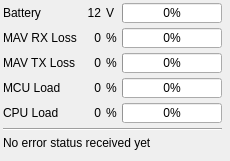
Old version of the form src/ui/UASInfo.ui in the repository tompla-jp/qgroundcontrol.
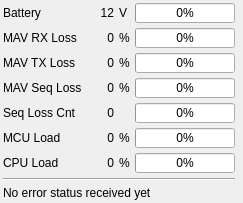
New version of the form.

Commit message: Show mavlink sequence number packet loss in UI

Diff of the .ui file:
```diff
--- a/src/ui/UASInfo.ui
+++ b/src/ui/UASInfo.ui
@@ -6,7 +6,7 @@
    <rect>
     <x>0</x>
     <y>0</y>
-    <width>230</width>
+    <width>243</width>
     <height>161</height>
    </rect>
   </property>
@@ -16,8 +16,17 @@
   <property name="styleSheet">
    <string notr="true"/>
   </property>
-  <layout class="QGridLayout" name="gridLayout" rowstretch="0,0,0,0,0,0,0,100" columnstretch="0,0,0,0,0,0,0">
-   <property name="margin">
+  <layout class="QGridLayout" name="gridLayout" rowstretch="0,0,0,0,0,0,0,100,0" columnstretch="0,0,0,0,0,0,0">
+   <property name="leftMargin">
+    <number>3</number>
+   </property>
+   <property name="topMargin">
+    <number>3</number>
+   </property>
+   <property name="rightMargin">
+    <number>3</number>
+   </property>
+   <property name="bottomMargin">
     <number>3</number>
    </property>
    <property name="spacing">
@@ -288,13 +297,185 @@
     </widget>
    </item>
    <item row="3" column="0">
+    <widget class="QLabel" name="label_seq">
+     <property name="text">
+      <string>MAV Seq Loss</string>
+     </property>
+    </widget>
+   </item>
+   <item row="3" column="1">
+    <spacer name="horizontalSpacer_seq">
+     <property name="orientation">
+      <enum>Qt::Horizontal</enum>
+     </property>
+     <property name="sizeType">
+      <enum>QSizePolicy::Maximum</enum>
+     </property>
+     <property name="sizeHint" stdset="0">
+      <size>
+       <width>13</width>
+       <height>15</height>
+      </size>
+     </property>
+    </spacer>
+   </item>
+   <item row="3" column="2">
+    <widget class="QLabel" name="seqLossLabel">
+     <property name="text">
+      <string>0</string>
+     </property>
+     <property name="textFormat">
+      <enum>Qt::AutoText</enum>
+     </property>
+     <property name="alignment">
+      <set>Qt::AlignRight|Qt::AlignTrailing|Qt::AlignVCenter</set>
+     </property>
+    </widget>
+   </item>
+   <item row="3" column="3">
+    <widget class="QLabel" name="label_seq1">
+     <property name="text">
+      <string>%</string>
+     </property>
+     <property name="textFormat">
+      <enum>Qt::AutoText</enum>
+     </property>
+     <property name="alignment">
+      <set>Qt::AlignLeading|Qt::AlignLeft|Qt::AlignVCenter</set>
+     </property>
+    </widget>
+   </item>
+   <item row="3" column="4" colspan="2">
+    <widget class="QProgressBar" name="seqLossBar">
+     <property name="sizePolicy">
+      <sizepolicy hsizetype="MinimumExpanding" vsizetype="Fixed">
+       <horstretch>10</horstretch>
+       <verstretch>18</verstretch>
+      </sizepolicy>
+     </property>
+     <property name="minimumSize">
+      <size>
+       <width>100</width>
+       <height>0</height>
+      </size>
+     </property>
+     <property name="maximumSize">
+      <size>
+       <width>16777215</width>
+       <height>20</height>
+      </size>
+     </property>
+     <property name="baseSize">
+      <size>
+       <width>0</width>
+       <height>18</height>
+      </size>
+     </property>
+     <property name="value">
+      <number>0</number>
+     </property>
+     <property name="textVisible">
+      <bool>true</bool>
+     </property>
+     <property name="format">
+      <string>%p%</string>
+     </property>
+    </widget>
+   </item>
+   <item row="4" column="0">
+       <widget class="QLabel" name="label_seqcnt">
+           <property name="text">
+               <string>Seq Loss Cnt</string>
+           </property>
+       </widget>
+   </item>
+   <item row="4" column="1">
+       <spacer name="horizontalSpacer_seqcnt">
+           <property name="orientation">
+               <enum>Qt::Horizontal</enum>
+           </property>
+           <property name="sizeType">
+               <enum>QSizePolicy::Maximum</enum>
+           </property>
+           <property name="sizeHint" stdset="0">
+               <size>
+                   <width>13</width>
+                   <height>15</height>
+               </size>
+           </property>
+       </spacer>
+   </item>
+   <item row="4" column="2">
+       <widget class="QLabel" name="seqcntLossLabel">
+           <property name="text">
+               <string>0</string>
+           </property>
+           <property name="textFormat">
+               <enum>Qt::AutoText</enum>
+           </property>
+           <property name="alignment">
+               <set>Qt::AlignRight|Qt::AlignTrailing|Qt::AlignVCenter</set>
+           </property>
+       </widget>
+   </item>
+   <item row="4" column="3">
+       <widget class="QLabel" name="label_seqcnt1">
+           <property name="text">
+               <string></string>
+           </property>
+           <property name="textFormat">
+               <enum>Qt::AutoText</enum>
+           </property>
+           <property name="alignment">
+               <set>Qt::AlignLeading|Qt::AlignLeft|Qt::AlignVCenter</set>
+           </property>
+       </widget>
+   </item>
+   <item row="4" column="4" colspan="2">
+       <widget class="QProgressBar" name="seqcntLossBar">
+           <property name="sizePolicy">
+               <sizepolicy hsizetype="MinimumExpanding" vsizetype="Fixed">
+                   <horstretch>10</horstretch>
+                   <verstretch>18</verstretch>
+               </sizepolicy>
+           </property>
+           <property name="minimumSize">
+               <size>
+                   <width>100</width>
+                   <height>0</height>
+               </size>
+           </property>
+           <property name="maximumSize">
+               <size>
+                   <width>16777215</width>
+                   <height>20</height>
+               </size>
+           </property>
+           <property name="baseSize">
+               <size>
+                   <width>0</width>
+                   <height>18</height>
+               </size>
+           </property>
+           <property name="value">
+               <number>0</number>
+           </property>
+           <property name="textVisible">
+               <bool>true</bool>
+           </property>
+           <property name="format">
+               <string>%p%</string>
+           </property>
+       </widget>
+   </item>
+   <item row="5" column="0">
     <widget class="QLabel" name="label_3">
      <property name="text">
       <string>MCU Load</string>
      </property>
     </widget>
    </item>
-   <item row="3" column="1">
+   <item row="5" column="1">
     <spacer name="horizontalSpacer_4">
      <property name="orientation">
       <enum>Qt::Horizontal</enum>
@@ -310,7 +491,7 @@
      </property>
     </spacer>
    </item>
-   <item row="3" column="2">
+   <item row="5" column="2">
     <widget class="QLabel" name="loadLabel">
      <property name="text">
       <string>0</string>
@@ -323,7 +504,7 @@
      </property>
     </widget>
    </item>
-   <item row="3" column="3">
+   <item row="5" column="3">
     <widget class="QLabel" name="label_9">
      <property name="text">
       <string>%</string>
@@ -336,7 +517,7 @@
      </property>
     </widget>
    </item>
-   <item row="3" column="4" colspan="2">
+   <item row="5" column="4" colspan="2">
     <widget class="QProgressBar" name="loadBar">
      <property name="sizePolicy">
       <sizepolicy hsizetype="MinimumExpanding" vsizetype="Fixed">
@@ -373,44 +554,27 @@
      </property>
     </widget>
    </item>
-   <item row="5" column="0" colspan="6">
-    <widget class="Line" name="line">
-     <property name="orientation">
-      <enum>Qt::Horizontal</enum>
-     </property>
-    </widget>
-   </item>
-   <item row="7" column="0" colspan="7">
-    <spacer name="verticalSpacer">
-     <property name="orientation">
-      <enum>Qt::Vertical</enum>
-     </property>
-     <property name="sizeType">
-      <enum>QSizePolicy::Expanding</enum>
-     </property>
-     <property name="sizeHint" stdset="0">
-      <size>
-       <width>0</width>
-       <height>0</height>
-      </size>
-     </property>
-    </spacer>
-   </item>
-   <item row="6" column="0" colspan="6">
-    <widget class="QLabel" name="errorLabel">
-     <property name="text">
-      <string>No error status received yet</string>
-     </property>
-    </widget>
-   </item>
-   <item row="4" column="0">
+   <item row="6" column="0">
     <widget class="QLabel" name="label_4">
      <property name="text">
       <string>CPU Load</string>
      </property>
     </widget>
    </item>
-   <item row="4" column="2">
+   <item row="6" column="1">
+    <spacer name="horizontalSpacer">
+     <property name="orientation">
+      <enum>Qt::Horizontal</enum>
+     </property>
+     <property name="sizeHint" stdset="0">
+      <size>
+       <width>13</width>
+       <height>15</height>
+      </size>
+     </property>
+    </spacer>
+   </item>
+   <item row="6" column="2">
     <widget class="QLabel" name="label_5">
      <property name="text">
       <string>0</string>
@@ -420,14 +584,14 @@
      </property>
     </widget>
    </item>
-   <item row="4" column="3">
+   <item row="6" column="3">
     <widget class="QLabel" name="label_10">
      <property name="text">
       <string>%</string>
      </property>
     </widget>
    </item>
-   <item row="4" column="4" colspan="2">
+   <item row="6" column="4" colspan="2">
     <widget class="QProgressBar" name="progressBar">
      <property name="maximumSize">
       <size>
@@ -446,18 +610,35 @@
      </property>
     </widget>
    </item>
-   <item row="4" column="1">
-    <spacer name="horizontalSpacer">
+   <item row="7" column="0" colspan="6">
+    <widget class="Line" name="line">
      <property name="orientation">
       <enum>Qt::Horizontal</enum>
      </property>
-     <property name="sizeHint" stdset="0">
-      <size>
-       <width>13</width>
-       <height>15</height>
-      </size>
+    </widget>
+   </item>
+   <item row="8" column="0" colspan="6">
+    <widget class="QLabel" name="errorLabel">
+     <property name="text">
+      <string>No error status received yet</string>
      </property>
-    </spacer>
+    </widget>
+   </item>
+   <item row="9" column="0" colspan="7">
+       <spacer name="verticalSpacer">
+           <property name="orientation">
+               <enum>Qt::Vertical</enum>
+           </property>
+           <property name="sizeType">
+               <enum>QSizePolicy::Expanding</enum>
+           </property>
+           <property name="sizeHint" stdset="0">
+               <size>
+                   <width>0</width>
+                   <height>0</height>
+               </size>
+           </property>
+       </spacer>
    </item>
   </layout>
  </widget>
```
The commit also changes 4 other files.
